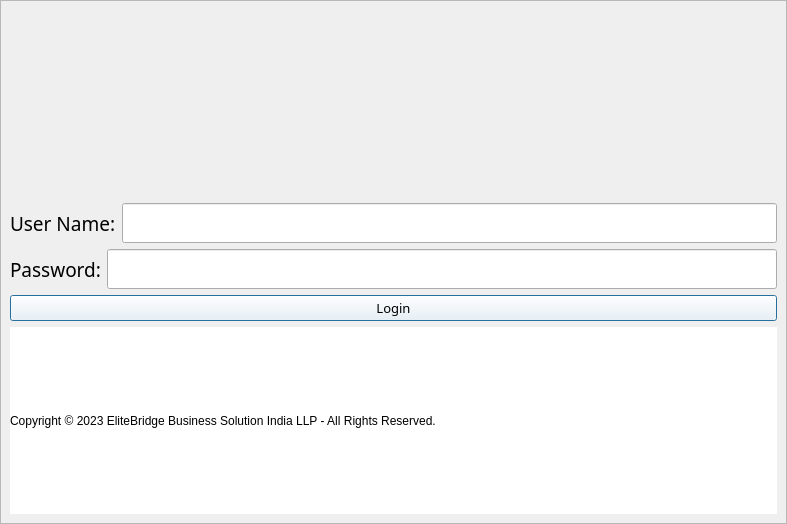
This is elitebridge_ui_file/systemlogin.ui in SaiSawant1/EliteBridgeAdmin as Qt 5 draws it before an edit. The edited form follows.
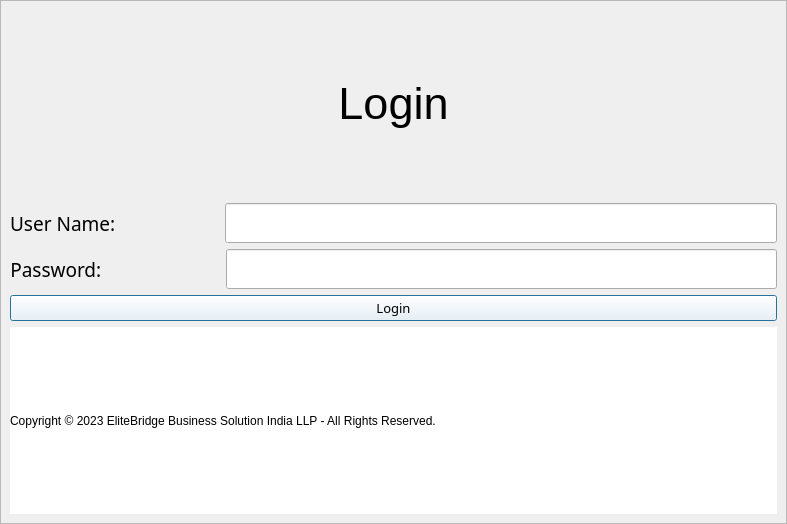
This is the edited form. Icons and pictures are not drawn.

Diff of the .ui file:
```diff
--- a/elitebridge_ui_file/systemlogin.ui
+++ b/elitebridge_ui_file/systemlogin.ui
@@ -55,7 +55,10 @@
 font: 300 14pt &quot;Segoe UI Light&quot;;</string>
             </property>
             <property name="text">
-             <string>Password:</string>
+             <string>Password:                        </string>
+            </property>
+            <property name="alignment">
+             <set>Qt::AlignCenter</set>
             </property>
            </widget>
           </item>
@@ -72,12 +75,20 @@
         </item>
         <item row="0" column="0">
          <widget class="QLabel" name="label">
+          <property name="font">
+           <font>
+            <pointsize>34</pointsize>
+           </font>
+          </property>
           <property name="text">
-           <string/>
+           <string>Login</string>
           </property>
           <property name="pixmap">
            <pixmap>../build-elitebridge_ui_file-Desktop_Qt_6_5_0_MinGW_64_bit-Debug/img/elitebridgelogollp.png</pixmap>
           </property>
+          <property name="alignment">
+           <set>Qt::AlignCenter</set>
+          </property>
          </widget>
         </item>
         <item row="4" column="0">
@@ -110,7 +121,10 @@
 font: 300 14pt &quot;Segoe UI Light&quot;;</string>
             </property>
             <property name="text">
-             <string>User Name:</string>
+             <string>User Name:                     </string>
+            </property>
+            <property name="alignment">
+             <set>Qt::AlignCenter</set>
             </property>
            </widget>
           </item>
```
